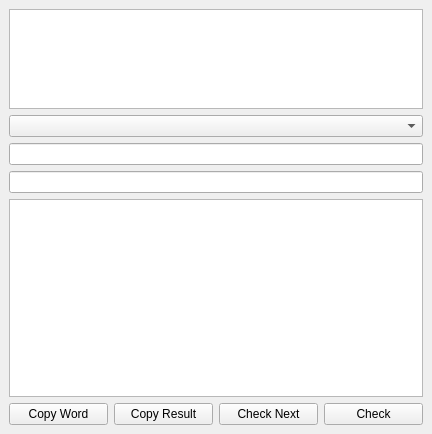
Old version of the form py_src/pydict/ui/dict.ui in the repository pitman2e/python-pydict.
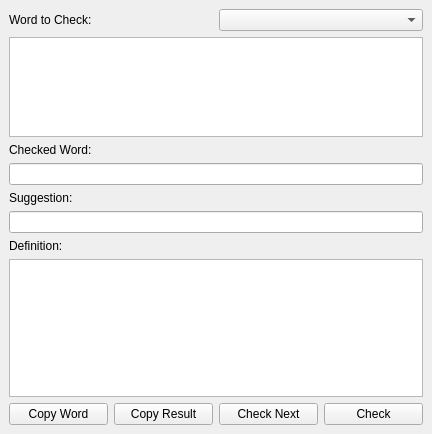
New version of the form.

What changed in the file:
```diff
--- a/py_src/pydict/ui/dict.ui
+++ b/py_src/pydict/ui/dict.ui
@@ -15,6 +15,23 @@
   </property>
   <widget class="QWidget" name="centralwidget">
    <layout class="QVBoxLayout" name="verticalLayout">
+    <item>
+     <layout class="QHBoxLayout" name="horizontalLayout">
+      <property name="bottomMargin">
+       <number>0</number>
+      </property>
+      <item>
+       <widget class="QLabel" name="label">
+        <property name="text">
+         <string>Word to Check:</string>
+        </property>
+       </widget>
+      </item>
+      <item>
+       <widget class="QComboBox" name="cbbTranType"/>
+      </item>
+     </layout>
+    </item>
     <item>
      <widget class="QTextEdit" name="txtWord2Check">
       <property name="sizePolicy">
@@ -41,14 +58,32 @@
      </widget>
     </item>
     <item>
-     <widget class="QComboBox" name="cbbTranType"/>
+     <widget class="QLabel" name="label_2">
+      <property name="text">
+       <string>Checked Word:</string>
+      </property>
+     </widget>
     </item>
     <item>
      <widget class="QLineEdit" name="txtWord"/>
     </item>
+    <item>
+     <widget class="QLabel" name="label_3">
+      <property name="text">
+       <string>Suggestion:</string>
+      </property>
+     </widget>
+    </item>
     <item>
      <widget class="QLineEdit" name="txtSuggestion"/>
     </item>
+    <item>
+     <widget class="QLabel" name="label_4">
+      <property name="text">
+       <string>Definition:</string>
+      </property>
+     </widget>
+    </item>
     <item>
      <widget class="QTextEdit" name="txtResult">
       <property name="readOnly">
```
